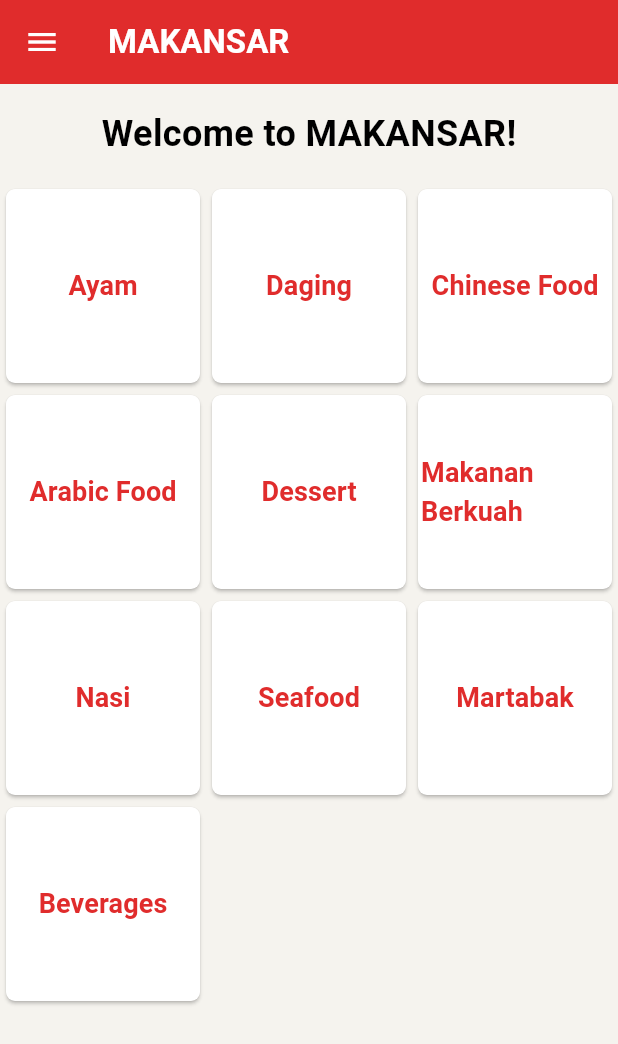
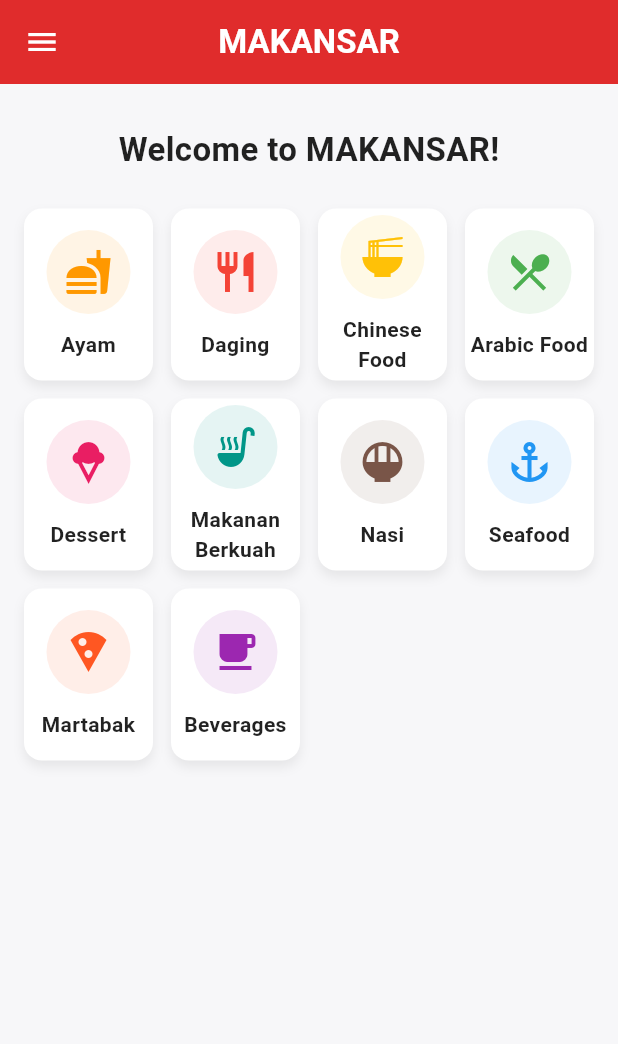
Before and after one commit to makansar-tk/makansar-mobile, a Flutter app: the screen it shows after launch, on a phone screen of 412 x 824 dp. Shown: the top 1044 px of the screen. Run offline on Flutter 3.47's test engine with Material 3 defaults, Android fonts, the phone set to English and light mode, and no system bars; missing offline and left inert: pbp_django_auth.

Commit message:
Update tampilan menu.dart

```diff
--- a/lib/screens/menu.dart
+++ b/lib/screens/menu.dart
@@ -15,64 +15,91 @@ class MyHomePage extends StatelessWidget {
             fontWeight: FontWeight.bold,
           ),
         ),
+        centerTitle: true,
         iconTheme: const IconThemeData(color: Colors.white),
         backgroundColor: Theme.of(context).colorScheme.primary,
+        elevation: 2.0,
       ),
       drawer: const LeftDrawer(),
-      body: Column(
+      body: Container(
+        color: const Color(0xFFF7F7F9), // Background yang lembut
+        padding: const EdgeInsets.symmetric(horizontal: 16.0, vertical: 20.0),
+        child: Column(
           children: [
             const Padding(
-            padding: EdgeInsets.all(16.0),
+              padding: EdgeInsets.all(8.0),
               child: Text(
                 'Welcome to MAKANSAR!',
                 style: TextStyle(
-                fontSize: 24.0,
+                  fontSize: 22.0,
                   fontWeight: FontWeight.bold,
+                  color: Colors.black87,
                 ),
               ),
             ),
+            const SizedBox(height: 16.0),
             Expanded(
               child: GridView.count(
-              crossAxisCount: 3,
+                crossAxisCount: 4, // Jumlah kolom
+                childAspectRatio: 3 / 4, // Rasio aspek tombol
+                crossAxisSpacing: 12.0, // Jarak antar kolom
+                mainAxisSpacing: 12.0, // Jarak antar baris
                 children: [
-                _buildButton('Ayam'),
-                _buildButton('Daging'),
-                _buildButton('Chinese Food'),
-                _buildButton('Arabic Food'),
-                _buildButton('Dessert'),
-                _buildButton('Makanan Berkuah'),
-                _buildButton('Nasi'),
-                _buildButton('Seafood'),
-                _buildButton('Martabak'),
-                _buildButton('Beverages'),
+                  _buildCategoryCard('Ayam', Icons.fastfood, Colors.orange),
+                  _buildCategoryCard('Daging', Icons.restaurant, Colors.red),
+                  _buildCategoryCard('Chinese Food', Icons.ramen_dining, Colors.amber),
+                  _buildCategoryCard('Arabic Food', Icons.local_dining, Colors.green),
+                  _buildCategoryCard('Dessert', Icons.icecream, Colors.pink),
+                  _buildCategoryCard('Makanan Berkuah', Icons.soup_kitchen, Colors.teal),
+                  _buildCategoryCard('Nasi', Icons.rice_bowl, Colors.brown),
+                  _buildCategoryCard('Seafood', Icons.anchor, Colors.blue),
+                  _buildCategoryCard('Martabak', Icons.local_pizza, Colors.deepOrange),
+                  _buildCategoryCard('Beverages', Icons.local_cafe, Colors.purple),
                 ],
               ),
             ),
           ],
         ),
+      ),
     );
   }
 
-  Widget _buildButton(String label) {
-    return Padding(
-      padding: const EdgeInsets.all(4.0),
-      child: ElevatedButton(
-        style: ElevatedButton.styleFrom(
-          padding: const EdgeInsets.symmetric(vertical: 2.0, horizontal: 2.0),
-          shape: RoundedRectangleBorder(
-            borderRadius: BorderRadius.circular(6.0),
+  Widget _buildCategoryCard(String label, IconData icon, Color color) {
+    return Container(
+      decoration: BoxDecoration(
+        color: Colors.white,
+        borderRadius: BorderRadius.circular(12.0),
+        boxShadow: [
+          BoxShadow(
+            color: Colors.grey.withOpacity(0.2),
+            blurRadius: 6.0,
+            offset: const Offset(0, 4),
+          ),
+        ],
+      ),
+      child: Column(
+        mainAxisAlignment: MainAxisAlignment.center,
+        children: [
+          CircleAvatar(
+            radius: 28.0,
+            backgroundColor: color.withOpacity(0.1),
+            child: Icon(
+              icon,
+              size: 32.0,
+              color: color,
             ),
           ),
-        onPressed: () {
-          // Tambahkan logika untuk menangani klik tombol di sini
-        },
-        child: Text(
+          const SizedBox(height: 10.0),
+          Text(
             label,
             style: const TextStyle(
-            fontSize: 18.0,
+              fontSize: 14.0,
               fontWeight: FontWeight.bold,
+              color: Colors.black87,
             ),
+            textAlign: TextAlign.center,
           ),
+        ],
       ),
     );
   }
```
Lines whose indentation alone changed are shown as unchanged.
